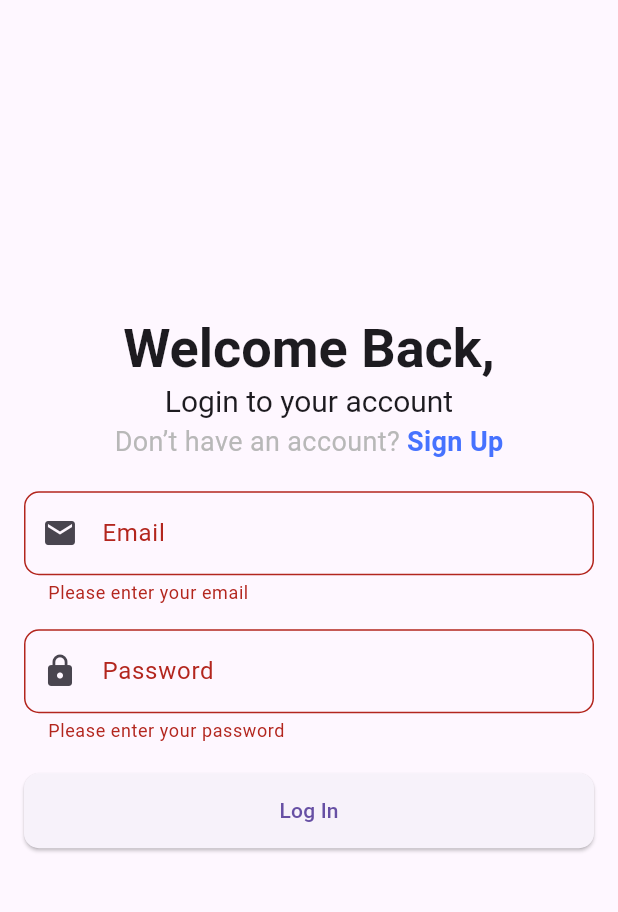
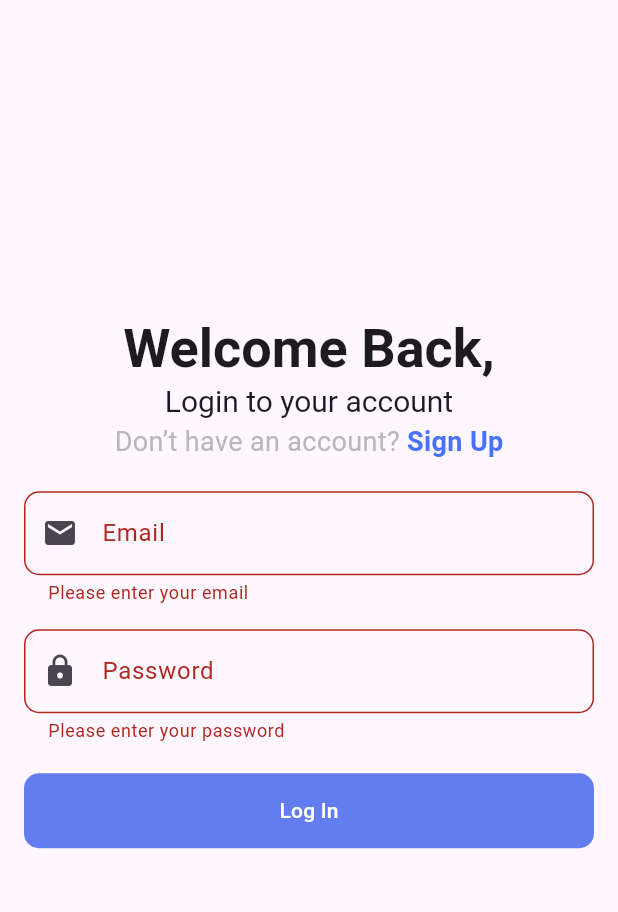
Before and after one commit to Projectsrunit/MarketDoctors, a Flutter app: the ChewLoginPage screen opened directly, after a tap on "Log In", on a phone screen of 412 x 824 dp, the part 63-975 px from its top. Run offline on Flutter 3.47's test engine with Material 3 defaults, Android fonts, the phone set to English and light mode, and no system bars; our stand-ins replace country_code_picker, dotted_border, file_picker, flutter_dotenv, flutter_svg, font_awesome_flutter; network calls fail.

Commit message:
navigation to login

```diff
--- a/lib/pages/chew/login_page.dart
+++ b/lib/pages/chew/login_page.dart
@@ -2,6 +2,7 @@ import 'package:flutter/material.dart';
 import 'package:http/http.dart' as http;
 import 'dart:convert'; // For handling JSON
 import 'package:flutter_dotenv/flutter_dotenv.dart';
+import 'package:market_doctor/pages/chew/chew_home.dart';
 import 'package:market_doctor/pages/chew/signup_page.dart';
 
 class ChewLoginPage extends StatefulWidget {
@@ -49,13 +50,20 @@ class _ChewLoginPageState extends State<ChewLoginPage> {
 
         if (response.statusCode == 200) {
           var responseBody = jsonDecode(response.body);
+
+          // Navigate to the dashboard page after successful login
+          Navigator.pushReplacement(
+            context,
+            MaterialPageRoute(
+              builder: (context) =>
+                  ChewHome(), // Replace with your actual page
+            ),
+          );
+
           _showMessage('Login successful!', isError: false);
-          // Handle successful login (navigate to another page, save token, etc.)
-          // For example, navigate to dashboard
         } else {
           var errorResponse = jsonDecode(response.body);
-          _showMessage(
-              'Login failed Wrong Credentials: ${errorResponse['message']}');
+          _showMessage('Login failed: ${errorResponse['message']}');
         }
       } catch (error) {
         _showMessage('An error occurred. Please try again.');
@@ -184,14 +192,16 @@ class _ChewLoginPageState extends State<ChewLoginPage> {
                       const SizedBox(height: 20),
                       _isLoading
                           ? const CircularProgressIndicator()
-                          : ElevatedButton(
+                          : TextButton(
                               onPressed: _loginUser,
                               child: const Text('Log In'),
-                              style: ElevatedButton.styleFrom(
+                              style: TextButton.styleFrom(
                                 minimumSize: const Size(double.infinity, 50),
                                 shape: RoundedRectangleBorder(
                                   borderRadius: BorderRadius.circular(10),
                                 ),
+                                foregroundColor: Colors.white,
+                                backgroundColor: Theme.of(context).primaryColor,
                               ),
                             ),
                       const SizedBox(height: 20),
```
Also changed, not shown: lib/pages/user_type.dart (+6 -6 lines).
